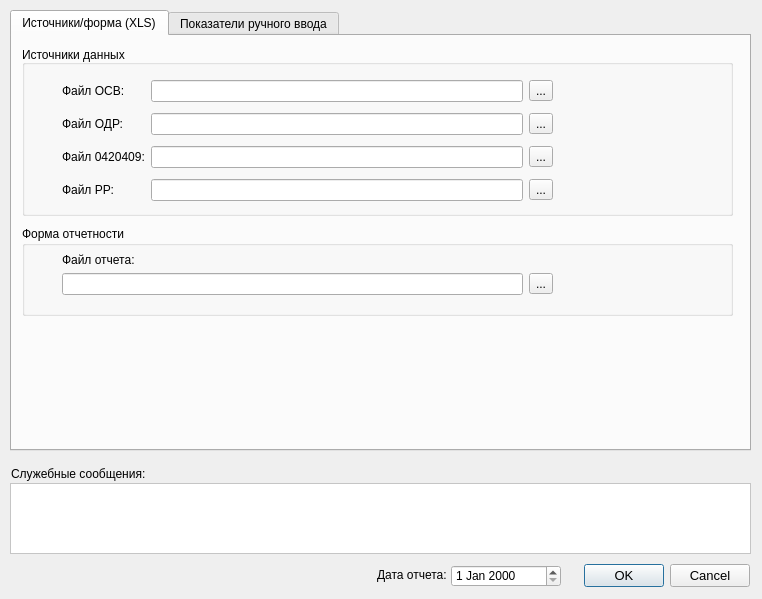
The window that widget.ui (timovadia/calculate_CAI_Qt) describes before a commit, drawn with Qt 5.
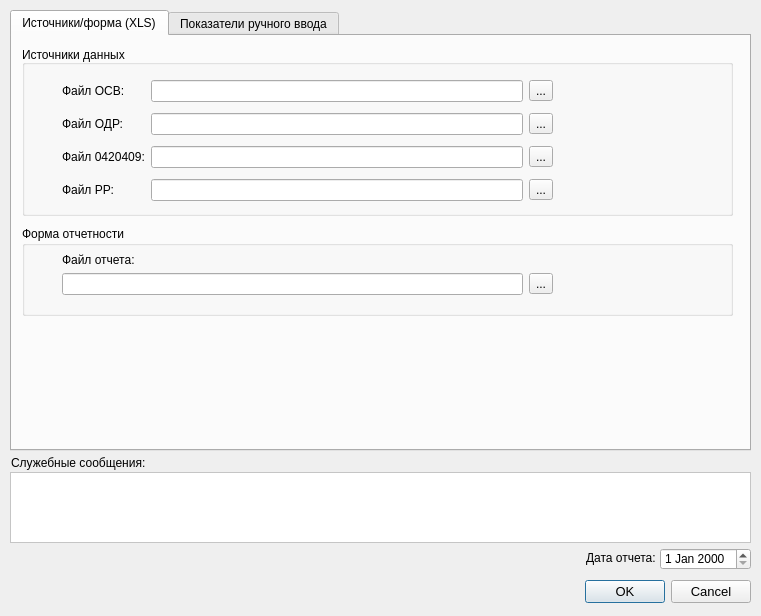
The same window after the commit. The open tabs and pages were chosen to show the change.

Commit message: added class ExcelOperator

The edit to the form file:
```diff
--- a/widget.ui
+++ b/widget.ui
@@ -6,18 +6,24 @@
    <rect>
     <x>0</x>
     <y>0</y>
-    <width>762</width>
-    <height>599</height>
+    <width>761</width>
+    <height>616</height>
    </rect>
   </property>
+  <property name="sizePolicy">
+   <sizepolicy hsizetype="Preferred" vsizetype="Minimum">
+    <horstretch>0</horstretch>
+    <verstretch>0</verstretch>
+   </sizepolicy>
+  </property>
   <property name="windowTitle">
    <string>Widget</string>
   </property>
   <widget class="QDialogButtonBox" name="buttonBox">
    <property name="geometry">
     <rect>
-     <x>580</x>
-     <y>561</y>
+     <x>581</x>
+     <y>577</y>
      <width>170</width>
      <height>30</height>
     </rect>
@@ -37,7 +43,7 @@
    <property name="geometry">
     <rect>
      <x>10</x>
-     <y>483</y>
+     <y>472</y>
      <width>741</width>
      <height>71</height>
     </rect>
@@ -832,7 +838,7 @@
    <property name="geometry">
     <rect>
      <x>11</x>
-     <y>466</y>
+     <y>455</y>
      <width>151</width>
      <height>16</height>
     </rect>
@@ -858,9 +864,9 @@
   <widget class="QDateEdit" name="dateReportEdit">
    <property name="geometry">
     <rect>
-     <x>451</x>
-     <y>565</y>
-     <width>110</width>
+     <x>660</x>
+     <y>548</y>
+     <width>91</width>
      <height>22</height>
     </rect>
    </property>
@@ -877,8 +883,8 @@
   <widget class="QLabel" name="label_DateReport">
    <property name="geometry">
     <rect>
-     <x>377</x>
-     <y>567</y>
+     <x>586</x>
+     <y>550</y>
      <width>71</width>
      <height>16</height>
     </rect>
```
Left out of the diff: 6 changed lines with no effect on the pictures. The commit also changes 1 other file.
